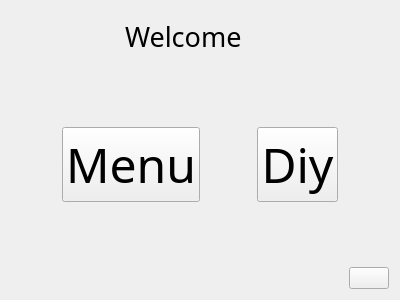
This is Trunk/gui/MenuOrDiy.ui in emiliosku/CubaTronik as Qt 5 draws it before an edit. The edited form follows.
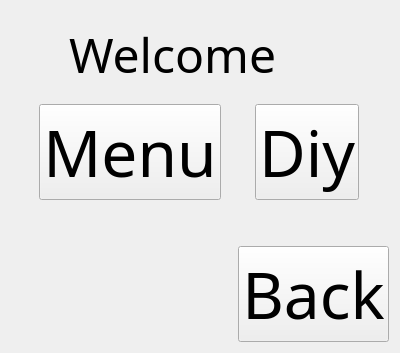
This is the edited form.

Patch:
```diff
--- a/Trunk/gui/MenuOrDiy.ui
+++ b/Trunk/gui/MenuOrDiy.ui
@@ -7,7 +7,7 @@
     <x>0</x>
     <y>0</y>
     <width>400</width>
-    <height>300</height>
+    <height>314</height>
    </rect>
   </property>
   <property name="windowTitle">
@@ -40,7 +40,7 @@
        <property name="font">
         <font>
          <family>Single Sleeve</family>
-         <pointsize>20</pointsize>
+         <pointsize>36</pointsize>
         </font>
        </property>
        <property name="text">
@@ -59,7 +59,7 @@
        <property name="font">
         <font>
          <family>Single Sleeve</family>
-         <pointsize>28</pointsize>
+         <pointsize>48</pointsize>
         </font>
        </property>
        <property name="text">
@@ -108,7 +108,7 @@
        <property name="font">
         <font>
          <family>Single Sleeve</family>
-         <pointsize>36</pointsize>
+         <pointsize>48</pointsize>
         </font>
        </property>
        <property name="text">
@@ -127,7 +127,7 @@
        <property name="font">
         <font>
          <family>Single Sleeve</family>
-         <pointsize>36</pointsize>
+         <pointsize>48</pointsize>
         </font>
        </property>
        <property name="text">
@@ -170,8 +170,14 @@
      </item>
      <item>
       <widget class="QPushButton" name="pb_back">
+       <property name="font">
+        <font>
+         <family>Single Sleeve</family>
+         <pointsize>48</pointsize>
+        </font>
+       </property>
        <property name="text">
-        <string/>
+        <string>Back</string>
        </property>
       </widget>
      </item>
```
